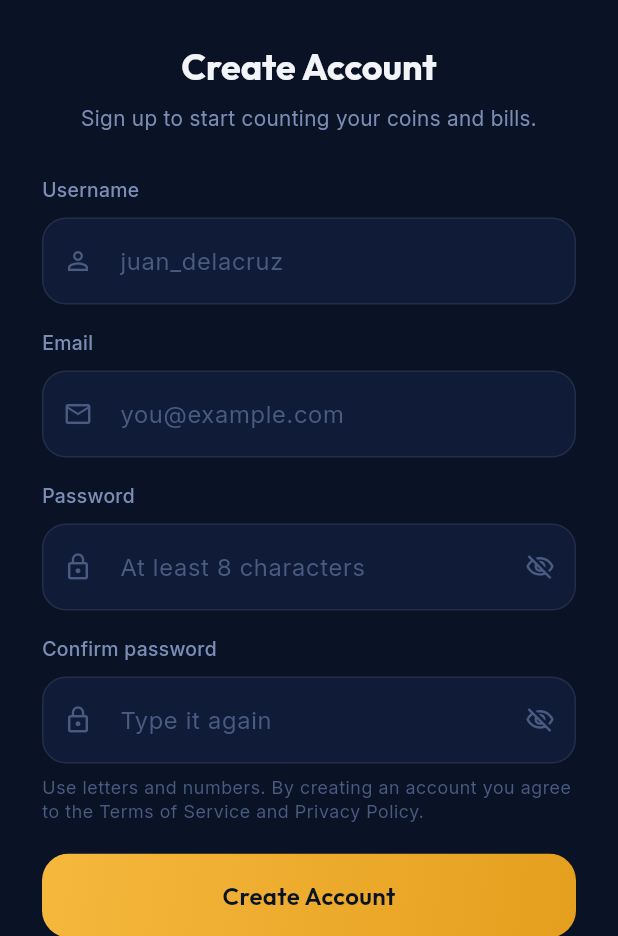
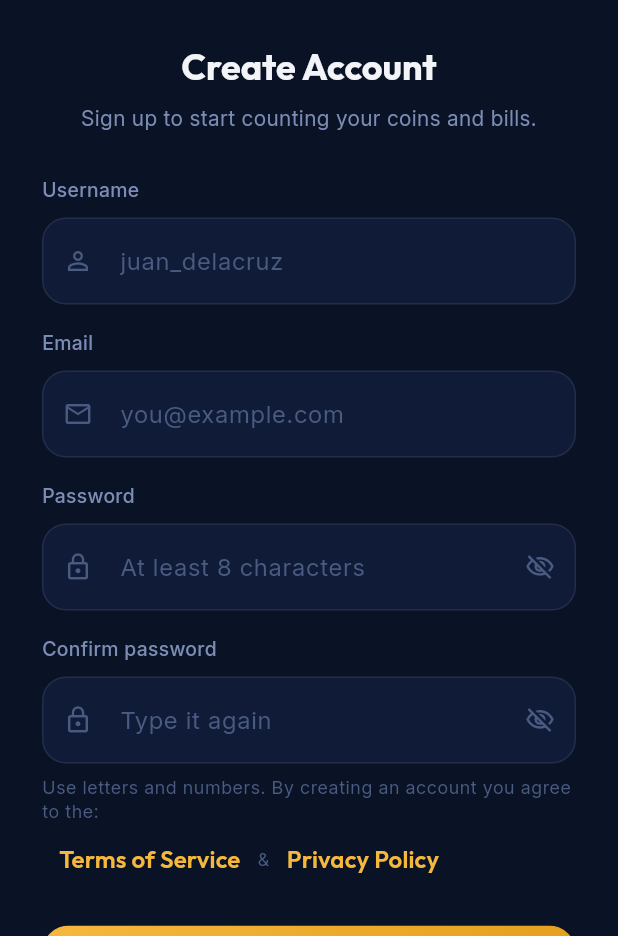
Before and after one commit to Klarrrr/PesoScan, a Flutter app: the RegisterScreen screen opened by its route, on a phone screen of 412 x 824 dp, the part 300-1236 px from its top. Run offline on Flutter 3.47's test engine with Material 3 defaults, Android fonts, the phone set to English and light mode, and no system bars; our stand-ins replace audioplayers, camera, package_info_plus, permission_handler, share_plus, shared_preferences and 2 more; missing offline and left inert: gal; accounts and stored records are empty.

Commit message:
feat(help): add Help, Terms and Privacy screens; link them from sign-up

```diff
--- a/lib/core/app_routes.dart
+++ b/lib/core/app_routes.dart
@@ -21,6 +21,10 @@ import '../models/scan_record.dart';
 import '../screens/history/scan_detail_screen.dart';
 import '../screens/stats/statistics_screen.dart';
 import '../screens/info/currency_reference_screen.dart';
+
+import '../data/legal_content.dart';
+import '../screens/info/help_faq_screen.dart';
+import '../screens/info/legal_screen.dart';
 
 /// Every screen has a name. Navigate with:
 ///   Navigator.pushNamed(context, AppRoutes.history);
@@ -47,6 +51,8 @@ class AppRoutes {
   static const guide = '/guide';
   static const help = '/help';
   static const settings = '/settings';
+  static const terms = '/terms';
+  static const privacy = '/privacy';
 
   static Route<dynamic> onGenerateRoute(RouteSettings settings) {
     Widget screen;
@@ -76,6 +82,20 @@ class AppRoutes {
         screen = const StatisticsScreen();
       case guide:
         screen = const CurrencyReferenceScreen();
+      case help:
+        screen = const HelpFaqScreen();
+      case terms:
+        screen = const LegalScreen(
+          title: 'Terms of Service',
+          subtitle: 'Please read before using PesoScan',
+          sections: termsSections,
+        );
+      case privacy:
+        screen = const LegalScreen(
+          title: 'Privacy Policy',
+          subtitle: 'How PesoScan handles your information',
+          sections: privacySections,
+        );
       case codeEntry:
         final args = settings.arguments;
         screen = args is CodeEntryArgs
--- a/lib/screens/auth/register_screen.dart
+++ b/lib/screens/auth/register_screen.dart
@@ -8,6 +8,7 @@ import '../../widgets/app_text_field.dart';
 import '../../widgets/auth_scaffold.dart';
 import '../../widgets/gold_button.dart';
 import 'auth_flows.dart';
+import '../../core/app_routes.dart';
 
 class RegisterScreen extends StatefulWidget {
   const RegisterScreen({super.key});
@@ -127,9 +128,21 @@ class _RegisterScreenState extends State<RegisterScreen> {
         ),
         const SizedBox(height: 8),
         Text(
-          'Use letters and numbers. By creating an account you agree to '
-          'the Terms of Service and Privacy Policy.',
+          'Use letters and numbers. By creating an account you agree to the:',
           style: text.bodySmall,
+        ),
+        Row(
+          children: [
+            TextButton(
+              onPressed: () => Navigator.pushNamed(context, AppRoutes.terms),
+              child: Text('Terms of Service', style: TextStyle(color: c.gold)),
+            ),
+            Text('&', style: text.bodySmall),
+            TextButton(
+              onPressed: () => Navigator.pushNamed(context, AppRoutes.privacy),
+              child: Text('Privacy Policy', style: TextStyle(color: c.gold)),
+            ),
+          ],
         ),
         const SizedBox(height: 20),
         GoldButton(
```
Also changed, not shown: lib/screens/info/help_faq_screen.dart (added, +81 -0 lines), lib/screens/info/legal_screen.dart (added, +49 -0 lines).
